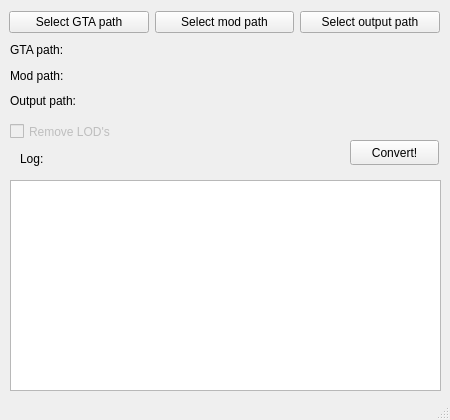
First picture: the form in resources/mainwindow.ui, repository TheNormalnij/MtaWorldConvertingTools, before the edit.
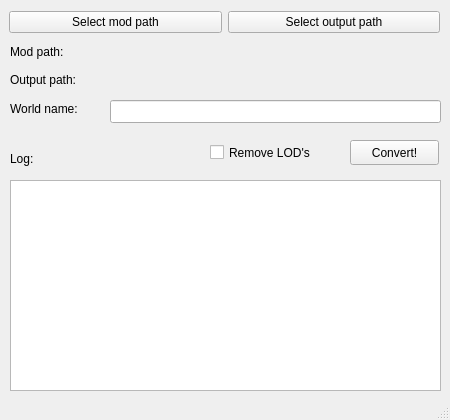
Second picture: the form after the edit.

What changed in the file:
```diff
--- a/resources/mainwindow.ui
+++ b/resources/mainwindow.ui
@@ -44,7 +44,7 @@
    <widget class="QLabel" name="log_label">
     <property name="geometry">
      <rect>
-      <x>20</x>
+      <x>10</x>
       <y>150</y>
       <width>67</width>
       <height>17</height>
@@ -73,46 +73,10 @@
       <x>10</x>
       <y>40</y>
       <width>431</width>
-      <height>71</height>
+      <height>51</height>
      </rect>
     </property>
     <layout class="QVBoxLayout" name="verticalLayout">
-     <item>
-      <layout class="QHBoxLayout" name="horizontalLayout_2">
-       <item>
-        <widget class="QLabel" name="gta_path_label">
-         <property name="sizePolicy">
-          <sizepolicy hsizetype="Preferred" vsizetype="Preferred">
-           <horstretch>0</horstretch>
-           <verstretch>0</verstretch>
-          </sizepolicy>
-         </property>
-         <property name="minimumSize">
-          <size>
-           <width>100</width>
-           <height>17</height>
-          </size>
-         </property>
-         <property name="maximumSize">
-          <size>
-           <width>100</width>
-           <height>16777215</height>
-          </size>
-         </property>
-         <property name="text">
-          <string>GTA path:</string>
-         </property>
-        </widget>
-       </item>
-       <item>
-        <widget class="QLabel" name="gta_path_final">
-         <property name="text">
-          <string>&lt;none&gt;</string>
-         </property>
-        </widget>
-       </item>
-      </layout>
-     </item>
      <item>
       <layout class="QHBoxLayout" name="horizontalLayout_3">
        <item>
@@ -185,13 +149,6 @@
      </rect>
     </property>
     <layout class="QHBoxLayout" name="horizontalLayout">
-     <item>
-      <widget class="QPushButton" name="BtnSelectGtaPath">
-       <property name="text">
-        <string>Select GTA path</string>
-       </property>
-      </widget>
-     </item>
      <item>
       <widget class="QPushButton" name="BtnSelectModPath">
        <property name="text">
@@ -250,14 +207,14 @@
    </widget>
    <widget class="QCheckBox" name="ChkRemoveLods">
     <property name="enabled">
-     <bool>false</bool>
+     <bool>true</bool>
     </property>
     <property name="geometry">
      <rect>
-      <x>10</x>
-      <y>120</y>
+      <x>210</x>
+      <y>140</y>
       <width>131</width>
-      <height>23</height>
+      <height>25</height>
      </rect>
     </property>
     <property name="text">
@@ -270,6 +227,29 @@
      <bool>false</bool>
     </property>
    </widget>
+   <widget class="QLineEdit" name="world_name_edit">
+    <property name="geometry">
+     <rect>
+      <x>110</x>
+      <y>100</y>
+      <width>331</width>
+      <height>23</height>
+     </rect>
+    </property>
+   </widget>
+   <widget class="QLabel" name="world_name_label_2">
+    <property name="geometry">
+     <rect>
+      <x>10</x>
+      <y>100</y>
+      <width>101</width>
+      <height>17</height>
+     </rect>
+    </property>
+    <property name="text">
+     <string>World name:</string>
+    </property>
+   </widget>
   </widget>
   <widget class="QMenuBar" name="menubar">
    <property name="geometry">
```
Left out of the diff: 2 changed lines with no effect on the pictures.
